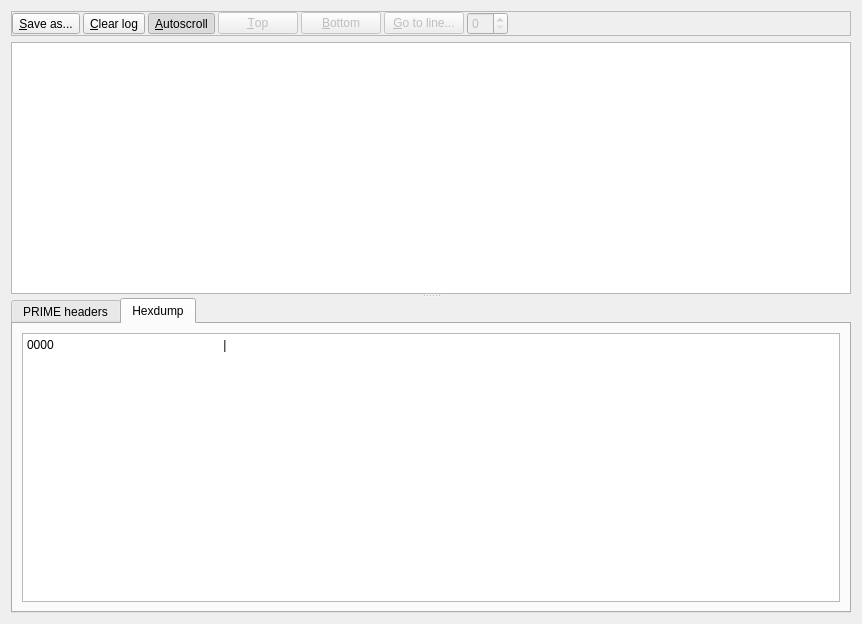
Above: Forms/FrameLogUI.ui from TarlogicSecurity/PLCTool before the change. Below: the same form after it.
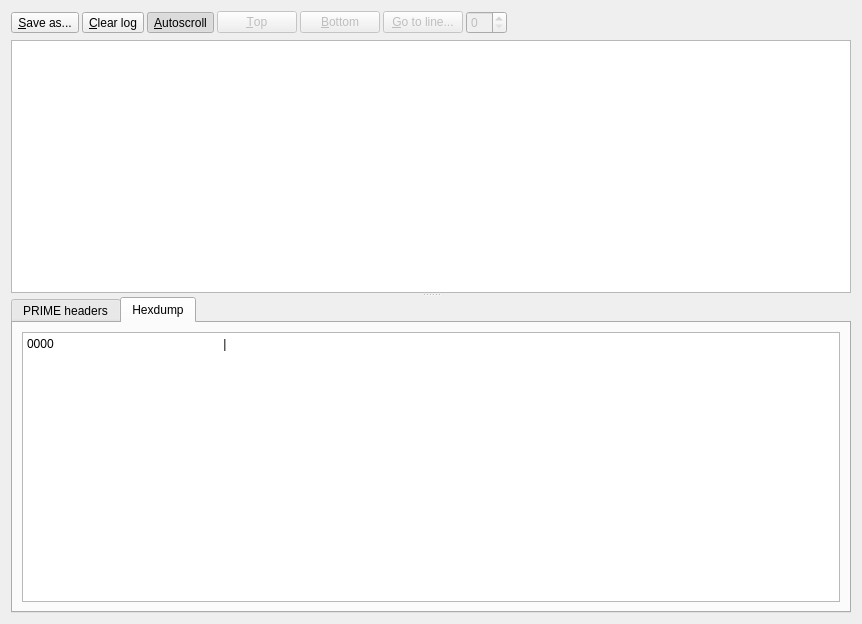
That is the form after the change. The open tabs and pages were chosen to show the change.

What changed in the file:
```diff
--- a/Forms/FrameLogUI.ui
+++ b/Forms/FrameLogUI.ui
@@ -17,7 +17,7 @@
    <item row="0" column="0">
     <widget class="QFrame" name="frame">
      <property name="frameShape">
-      <enum>QFrame::StyledPanel</enum>
+      <enum>QFrame::NoFrame</enum>
      </property>
      <property name="frameShadow">
       <enum>QFrame::Raised</enum>
@@ -123,7 +123,7 @@
      <property name="orientation">
       <enum>Qt::Vertical</enum>
      </property>
-     <widget class="QTreeView" name="frameView">
+     <widget class="QTableView" name="frameView">
       <property name="font">
        <font>
         <family>Cascadia Code PL</family>
@@ -138,12 +138,12 @@
       <property name="selectionBehavior">
        <enum>QAbstractItemView::SelectRows</enum>
       </property>
-      <property name="uniformRowHeights">
-       <bool>true</bool>
-      </property>
-      <property name="sortingEnabled">
-       <bool>true</bool>
-      </property>
+      <attribute name="verticalHeaderMinimumSectionSize">
+       <number>14</number>
+      </attribute>
+      <attribute name="verticalHeaderDefaultSectionSize">
+       <number>14</number>
+      </attribute>
      </widget>
      <widget class="QTabWidget" name="tabWidget">
       <property name="currentIndex">
@@ -192,9 +192,9 @@
            <string>&lt;!DOCTYPE HTML PUBLIC &quot;-//W3C//DTD HTML 4.0//EN&quot; &quot;http://www.w3.org/TR/REC-html40/strict.dtd&quot;&gt;
 &lt;html&gt;&lt;head&gt;&lt;meta name=&quot;qrichtext&quot; content=&quot;1&quot; /&gt;&lt;style type=&quot;text/css&quot;&gt;
 p, li { white-space: pre-wrap; }
-&lt;/style&gt;&lt;/head&gt;&lt;body style=&quot; font-family:'Cantarell'; font-size:11pt; font-weight:400; font-style:normal;&quot;&gt;
-&lt;p style=&quot; margin-top:0px; margin-bottom:0px; margin-left:0px; margin-right:0px; -qt-block-indent:0; text-indent:0px;&quot;&gt;&lt;span style=&quot; font-family:'Cascadia Code PL'; font-size:9pt;&quot;&gt;0000                                                   | &lt;/span&gt;&lt;/p&gt;
-&lt;p style=&quot;-qt-paragraph-type:empty; margin-top:0px; margin-bottom:0px; margin-left:0px; margin-right:0px; -qt-block-indent:0; text-indent:0px; font-family:'Cascadia Code PL'; font-size:9pt;&quot;&gt;&lt;br /&gt;&lt;/p&gt;&lt;/body&gt;&lt;/html&gt;</string>
+&lt;/style&gt;&lt;/head&gt;&lt;body style=&quot; font-family:'Cantarell'; font-size:9pt; font-weight:400; font-style:normal;&quot;&gt;
+&lt;p style=&quot; margin-top:0px; margin-bottom:0px; margin-left:0px; margin-right:0px; -qt-block-indent:0; text-indent:0px;&quot;&gt;&lt;span style=&quot; font-family:'Cascadia Code PL';&quot;&gt;0000                                                   | &lt;/span&gt;&lt;/p&gt;
+&lt;p style=&quot;-qt-paragraph-type:empty; margin-top:0px; margin-bottom:0px; margin-left:0px; margin-right:0px; -qt-block-indent:0; text-indent:0px; font-family:'Cascadia Code PL';&quot;&gt;&lt;br /&gt;&lt;/p&gt;&lt;/body&gt;&lt;/html&gt;</string>
           </property>
          </widget>
         </item>
```
Left out of the diff: 4 changed lines with no effect on the pictures.
